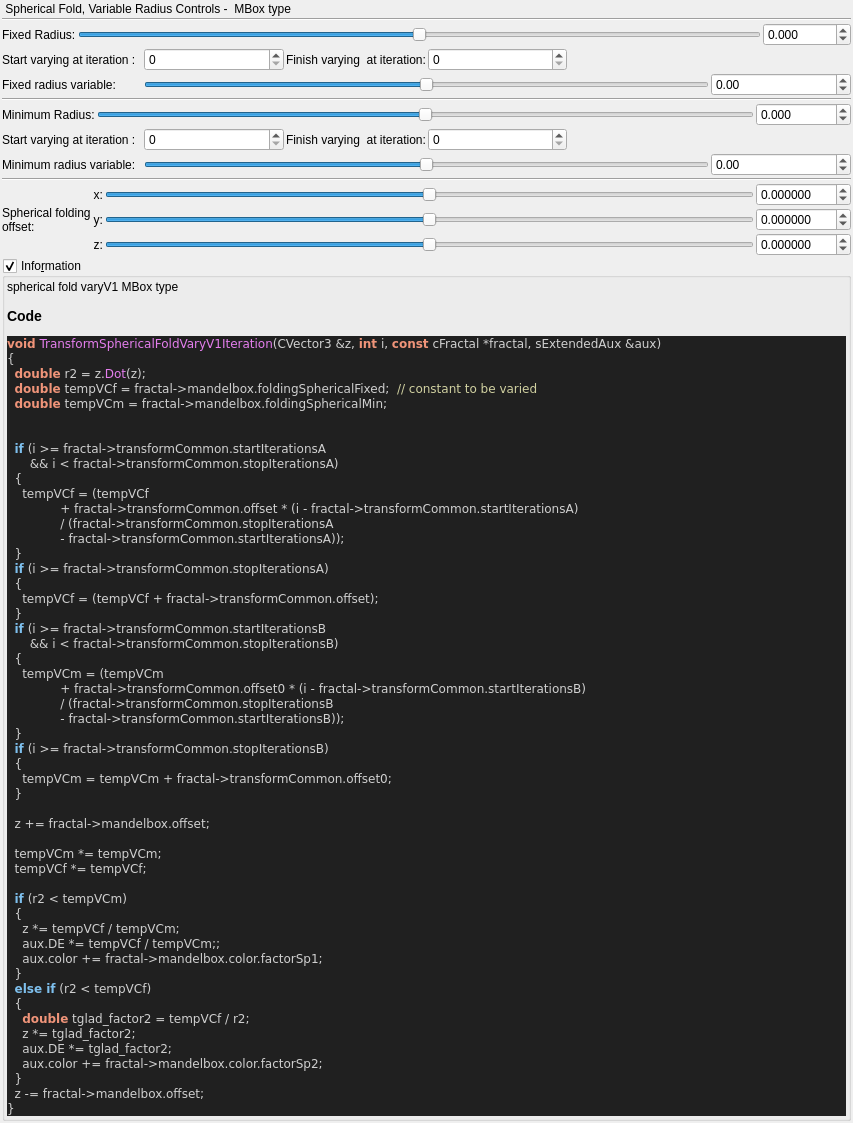
Before: the Qt Designer form mandelbulber2/qt_data/fractal_transf_spherical_fold_varyV1.ui in buddhi1980/mandelbulber2, drawn with Qt 5.
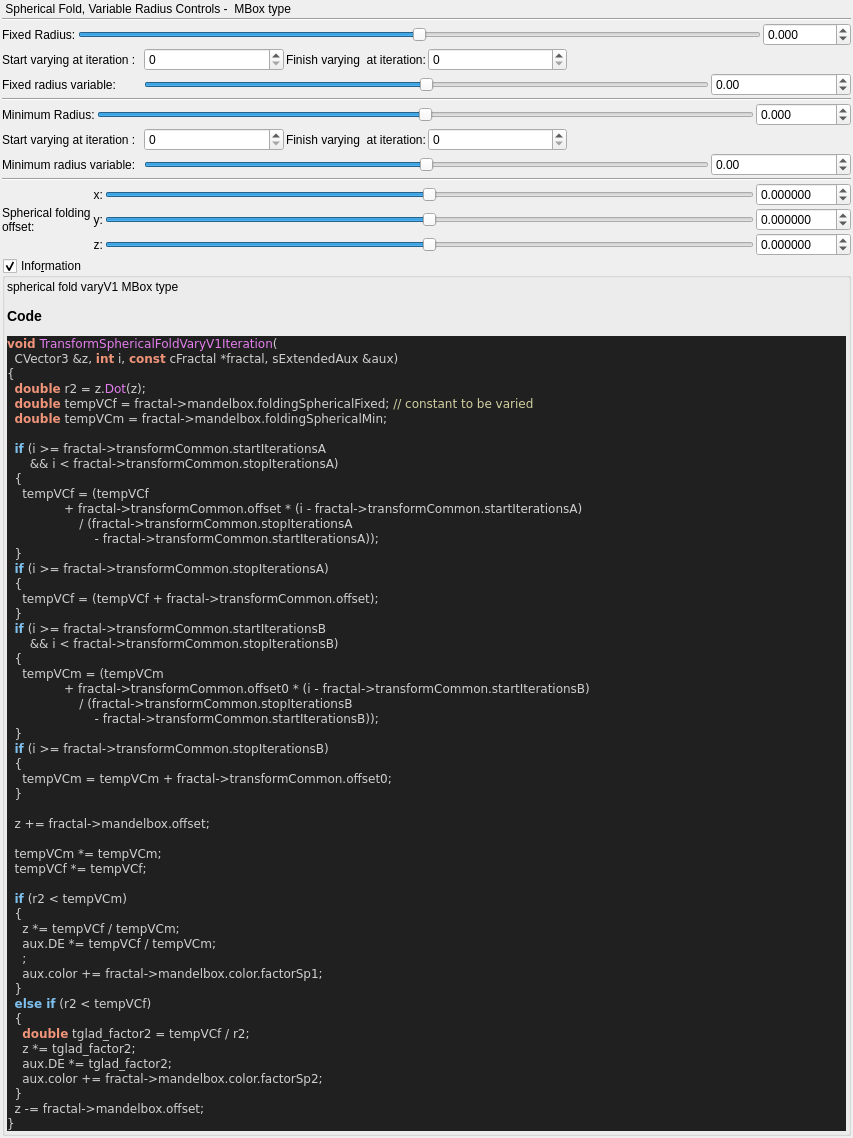
After: the same form once the commit is applied. Custom widgets are drawn as their Qt base class.

Commit message:
source code format for fractal_formulas.cpp
- now complete code base is refactored!
- also regenerated ui files with populateUiInformation.php
- codeStyleCheck.php is now fully functional and can be used auto
refactor the code base (may be a little slow)

Patch:
```diff
--- a/mandelbulber2/qt_data/fractal_transf_spherical_fold_varyV1.ui
+++ b/mandelbulber2/qt_data/fractal_transf_spherical_fold_varyV1.ui
@@ -672,20 +672,20 @@
 &lt;/table&gt;
 &lt;h3&gt;Code&lt;/h3&gt;
 &lt;body style=&quot;background-color:#202020&quot;&gt;
-&lt;pre style=&quot;color:#d0d0d0; background-color:#202020;  font-family:'Courier New',monospace;&quot;&gt;&lt;span style=&quot;color:#f09479; font-weight:bold&quot;&gt;void&lt;/span&gt; &lt;span style=&quot;color:#e47eed&quot;&gt;TransformSphericalFoldVaryV1Iteration&lt;/span&gt;&lt;span style=&quot;color:#d0d0d0&quot;&gt;(&lt;/span&gt;CVector3 &lt;span style=&quot;color:#d0d0d0&quot;&gt;&amp;amp;&lt;/span&gt;z&lt;span style=&quot;color:#d0d0d0&quot;&gt;,&lt;/span&gt; &lt;span style=&quot;color:#f09479; font-weight:bold&quot;&gt;int&lt;/span&gt; i&lt;span style=&quot;color:#d0d0d0&quot;&gt;,&lt;/span&gt; &lt;span style=&quot;color:#f09479; font-weight:bold&quot;&gt;const&lt;/span&gt; cFractal &lt;span style=&quot;color:#d0d0d0&quot;&gt;*&lt;/span&gt;fractal&lt;span style=&quot;color:#d0d0d0&quot;&gt;,&lt;/span&gt; sExtendedAux &lt;span style=&quot;color:#d0d0d0&quot;&gt;&amp;amp;&lt;/span&gt;aux&lt;span style=&quot;color:#d0d0d0&quot;&gt;)&lt;/span&gt;
+&lt;pre style=&quot;color:#d0d0d0; background-color:#202020;  font-family:'Courier New',monospace;&quot;&gt;&lt;span style=&quot;color:#f09479; font-weight:bold&quot;&gt;void&lt;/span&gt; &lt;span style=&quot;color:#e47eed&quot;&gt;TransformSphericalFoldVaryV1Iteration&lt;/span&gt;&lt;span style=&quot;color:#d0d0d0&quot;&gt;(&lt;/span&gt;
+  CVector3 &lt;span style=&quot;color:#d0d0d0&quot;&gt;&amp;amp;&lt;/span&gt;z&lt;span style=&quot;color:#d0d0d0&quot;&gt;,&lt;/span&gt; &lt;span style=&quot;color:#f09479; font-weight:bold&quot;&gt;int&lt;/span&gt; i&lt;span style=&quot;color:#d0d0d0&quot;&gt;,&lt;/span&gt; &lt;span style=&quot;color:#f09479; font-weight:bold&quot;&gt;const&lt;/span&gt; cFractal &lt;span style=&quot;color:#d0d0d0&quot;&gt;*&lt;/span&gt;fractal&lt;span style=&quot;color:#d0d0d0&quot;&gt;,&lt;/span&gt; sExtendedAux &lt;span style=&quot;color:#d0d0d0&quot;&gt;&amp;amp;&lt;/span&gt;aux&lt;span style=&quot;color:#d0d0d0&quot;&gt;)&lt;/span&gt;
 &lt;span style=&quot;color:#d0d0d0&quot;&gt;{&lt;/span&gt;
   &lt;span style=&quot;color:#f09479; font-weight:bold&quot;&gt;double&lt;/span&gt; r2 &lt;span style=&quot;color:#d0d0d0&quot;&gt;=&lt;/span&gt; z&lt;span style=&quot;color:#d0d0d0&quot;&gt;.&lt;/span&gt;&lt;span style=&quot;color:#e47eed&quot;&gt;Dot&lt;/span&gt;&lt;span style=&quot;color:#d0d0d0&quot;&gt;(&lt;/span&gt;z&lt;span style=&quot;color:#d0d0d0&quot;&gt;);&lt;/span&gt;
-  &lt;span style=&quot;color:#f09479; font-weight:bold&quot;&gt;double&lt;/span&gt; tempVCf &lt;span style=&quot;color:#d0d0d0&quot;&gt;=&lt;/span&gt; fractal&lt;span style=&quot;color:#d0d0d0&quot;&gt;-&amp;gt;&lt;/span&gt;mandelbox&lt;span style=&quot;color:#d0d0d0&quot;&gt;.&lt;/span&gt;foldingSphericalFixed&lt;span style=&quot;color:#d0d0d0&quot;&gt;;&lt;/span&gt;  &lt;span style=&quot;color:#d0d0a0&quot;&gt;// constant to be varied&lt;/span&gt;
+  &lt;span style=&quot;color:#f09479; font-weight:bold&quot;&gt;double&lt;/span&gt; tempVCf &lt;span style=&quot;color:#d0d0d0&quot;&gt;=&lt;/span&gt; fractal&lt;span style=&quot;color:#d0d0d0&quot;&gt;-&amp;gt;&lt;/span&gt;mandelbox&lt;span style=&quot;color:#d0d0d0&quot;&gt;.&lt;/span&gt;foldingSphericalFixed&lt;span style=&quot;color:#d0d0d0&quot;&gt;;&lt;/span&gt; &lt;span style=&quot;color:#d0d0a0&quot;&gt;// constant to be varied&lt;/span&gt;
   &lt;span style=&quot;color:#f09479; font-weight:bold&quot;&gt;double&lt;/span&gt; tempVCm &lt;span style=&quot;color:#d0d0d0&quot;&gt;=&lt;/span&gt; fractal&lt;span style=&quot;color:#d0d0d0&quot;&gt;-&amp;gt;&lt;/span&gt;mandelbox&lt;span style=&quot;color:#d0d0d0&quot;&gt;.&lt;/span&gt;foldingSphericalMin&lt;span style=&quot;color:#d0d0d0&quot;&gt;;&lt;/span&gt;
 
-
   &lt;span style=&quot;color:#7ec0ee; font-weight:bold&quot;&gt;if&lt;/span&gt; &lt;span style=&quot;color:#d0d0d0&quot;&gt;(&lt;/span&gt;i &lt;span style=&quot;color:#d0d0d0&quot;&gt;&amp;gt;=&lt;/span&gt; fractal&lt;span style=&quot;color:#d0d0d0&quot;&gt;-&amp;gt;&lt;/span&gt;transformCommon&lt;span style=&quot;color:#d0d0d0&quot;&gt;.&lt;/span&gt;startIterationsA
       &lt;span style=&quot;color:#d0d0d0&quot;&gt;&amp;amp;&amp;amp;&lt;/span&gt; i &lt;span style=&quot;color:#d0d0d0&quot;&gt;&amp;lt;&lt;/span&gt; fractal&lt;span style=&quot;color:#d0d0d0&quot;&gt;-&amp;gt;&lt;/span&gt;transformCommon&lt;span style=&quot;color:#d0d0d0&quot;&gt;.&lt;/span&gt;stopIterationsA&lt;span style=&quot;color:#d0d0d0&quot;&gt;)&lt;/span&gt;
   &lt;span style=&quot;color:#d0d0d0&quot;&gt;{&lt;/span&gt;
     tempVCf &lt;span style=&quot;color:#d0d0d0&quot;&gt;= (&lt;/span&gt;tempVCf
-              &lt;span style=&quot;color:#d0d0d0&quot;&gt;+&lt;/span&gt; fractal&lt;span style=&quot;color:#d0d0d0&quot;&gt;-&amp;gt;&lt;/span&gt;transformCommon&lt;span style=&quot;color:#d0d0d0&quot;&gt;.&lt;/span&gt;offset &lt;span style=&quot;color:#d0d0d0&quot;&gt;* (&lt;/span&gt;i &lt;span style=&quot;color:#d0d0d0&quot;&gt;-&lt;/span&gt; fractal&lt;span style=&quot;color:#d0d0d0&quot;&gt;-&amp;gt;&lt;/span&gt;transformCommon&lt;span style=&quot;color:#d0d0d0&quot;&gt;.&lt;/span&gt;startIterationsA&lt;span style=&quot;color:#d0d0d0&quot;&gt;)&lt;/span&gt;
-              &lt;span style=&quot;color:#d0d0d0&quot;&gt;/ (&lt;/span&gt;fractal&lt;span style=&quot;color:#d0d0d0&quot;&gt;-&amp;gt;&lt;/span&gt;transformCommon&lt;span style=&quot;color:#d0d0d0&quot;&gt;.&lt;/span&gt;stopIterationsA
-              &lt;span style=&quot;color:#d0d0d0&quot;&gt;-&lt;/span&gt; fractal&lt;span style=&quot;color:#d0d0d0&quot;&gt;-&amp;gt;&lt;/span&gt;transformCommon&lt;span style=&quot;color:#d0d0d0&quot;&gt;.&lt;/span&gt;startIterationsA&lt;span style=&quot;color:#d0d0d0&quot;&gt;));&lt;/span&gt;
+               &lt;span style=&quot;color:#d0d0d0&quot;&gt;+&lt;/span&gt; fractal&lt;span style=&quot;color:#d0d0d0&quot;&gt;-&amp;gt;&lt;/span&gt;transformCommon&lt;span style=&quot;color:#d0d0d0&quot;&gt;.&lt;/span&gt;offset &lt;span style=&quot;color:#d0d0d0&quot;&gt;* (&lt;/span&gt;i &lt;span style=&quot;color:#d0d0d0&quot;&gt;-&lt;/span&gt; fractal&lt;span style=&quot;color:#d0d0d0&quot;&gt;-&amp;gt;&lt;/span&gt;transformCommon&lt;span style=&quot;color:#d0d0d0&quot;&gt;.&lt;/span&gt;startIterationsA&lt;span style=&quot;color:#d0d0d0&quot;&gt;)&lt;/span&gt;
+                   &lt;span style=&quot;color:#d0d0d0&quot;&gt;/ (&lt;/span&gt;fractal&lt;span style=&quot;color:#d0d0d0&quot;&gt;-&amp;gt;&lt;/span&gt;transformCommon&lt;span style=&quot;color:#d0d0d0&quot;&gt;.&lt;/span&gt;stopIterationsA
+                       &lt;span style=&quot;color:#d0d0d0&quot;&gt;-&lt;/span&gt; fractal&lt;span style=&quot;color:#d0d0d0&quot;&gt;-&amp;gt;&lt;/span&gt;transformCommon&lt;span style=&quot;color:#d0d0d0&quot;&gt;.&lt;/span&gt;startIterationsA&lt;span style=&quot;color:#d0d0d0&quot;&gt;));&lt;/span&gt;
   &lt;span style=&quot;color:#d0d0d0&quot;&gt;}&lt;/span&gt;
   &lt;span style=&quot;color:#7ec0ee; font-weight:bold&quot;&gt;if&lt;/span&gt; &lt;span style=&quot;color:#d0d0d0&quot;&gt;(&lt;/span&gt;i &lt;span style=&quot;color:#d0d0d0&quot;&gt;&amp;gt;=&lt;/span&gt; fractal&lt;span style=&quot;color:#d0d0d0&quot;&gt;-&amp;gt;&lt;/span&gt;transformCommon&lt;span style=&quot;color:#d0d0d0&quot;&gt;.&lt;/span&gt;stopIterationsA&lt;span style=&quot;color:#d0d0d0&quot;&gt;)&lt;/span&gt;
   &lt;span style=&quot;color:#d0d0d0&quot;&gt;{&lt;/span&gt;
@@ -695,9 +695,9 @@
       &lt;span style=&quot;color:#d0d0d0&quot;&gt;&amp;amp;&amp;amp;&lt;/span&gt; i &lt;span style=&quot;color:#d0d0d0&quot;&gt;&amp;lt;&lt;/span&gt; fractal&lt;span style=&quot;color:#d0d0d0&quot;&gt;-&amp;gt;&lt;/span&gt;transformCommon&lt;span style=&quot;color:#d0d0d0&quot;&gt;.&lt;/span&gt;stopIterationsB&lt;span style=&quot;color:#d0d0d0&quot;&gt;)&lt;/span&gt;
   &lt;span style=&quot;color:#d0d0d0&quot;&gt;{&lt;/span&gt;
     tempVCm &lt;span style=&quot;color:#d0d0d0&quot;&gt;= (&lt;/span&gt;tempVCm
-              &lt;span style=&quot;color:#d0d0d0&quot;&gt;+&lt;/span&gt; fractal&lt;span style=&quot;color:#d0d0d0&quot;&gt;-&amp;gt;&lt;/span&gt;transformCommon&lt;span style=&quot;color:#d0d0d0&quot;&gt;.&lt;/span&gt;offset0 &lt;span style=&quot;color:#d0d0d0&quot;&gt;* (&lt;/span&gt;i &lt;span style=&quot;color:#d0d0d0&quot;&gt;-&lt;/span&gt; fractal&lt;span style=&quot;color:#d0d0d0&quot;&gt;-&amp;gt;&lt;/span&gt;transformCommon&lt;span style=&quot;color:#d0d0d0&quot;&gt;.&lt;/span&gt;startIterationsB&lt;span style=&quot;color:#d0d0d0&quot;&gt;)&lt;/span&gt;
-              &lt;span style=&quot;color:#d0d0d0&quot;&gt;/ (&lt;/span&gt;fractal&lt;span style=&quot;color:#d0d0d0&quot;&gt;-&amp;gt;&lt;/span&gt;transformCommon&lt;span style=&quot;color:#d0d0d0&quot;&gt;.&lt;/span&gt;stopIterationsB
-              &lt;span style=&quot;color:#d0d0d0&quot;&gt;-&lt;/span&gt; fractal&lt;span style=&quot;color:#d0d0d0&quot;&gt;-&amp;gt;&lt;/span&gt;transformCommon&lt;span style=&quot;color:#d0d0d0&quot;&gt;.&lt;/span&gt;startIterationsB&lt;span style=&quot;color:#d0d0d0&quot;&gt;));&lt;/span&gt;
+               &lt;span style=&quot;color:#d0d0d0&quot;&gt;+&lt;/span&gt; fractal&lt;span style=&quot;color:#d0d0d0&quot;&gt;-&amp;gt;&lt;/span&gt;transformCommon&lt;span style=&quot;color:#d0d0d0&quot;&gt;.&lt;/span&gt;offset0 &lt;span style=&quot;color:#d0d0d0&quot;&gt;* (&lt;/span&gt;i &lt;span style=&quot;color:#d0d0d0&quot;&gt;-&lt;/span&gt; fractal&lt;span style=&quot;color:#d0d0d0&quot;&gt;-&amp;gt;&lt;/span&gt;transformCommon&lt;span style=&quot;color:#d0d0d0&quot;&gt;.&lt;/span&gt;startIterationsB&lt;span style=&quot;color:#d0d0d0&quot;&gt;)&lt;/span&gt;
+                   &lt;span style=&quot;color:#d0d0d0&quot;&gt;/ (&lt;/span&gt;fractal&lt;span style=&quot;color:#d0d0d0&quot;&gt;-&amp;gt;&lt;/span&gt;transformCommon&lt;span style=&quot;color:#d0d0d0&quot;&gt;.&lt;/span&gt;stopIterationsB
+                       &lt;span style=&quot;color:#d0d0d0&quot;&gt;-&lt;/span&gt; fractal&lt;span style=&quot;color:#d0d0d0&quot;&gt;-&amp;gt;&lt;/span&gt;transformCommon&lt;span style=&quot;color:#d0d0d0&quot;&gt;.&lt;/span&gt;startIterationsB&lt;span style=&quot;color:#d0d0d0&quot;&gt;));&lt;/span&gt;
   &lt;span style=&quot;color:#d0d0d0&quot;&gt;}&lt;/span&gt;
   &lt;span style=&quot;color:#7ec0ee; font-weight:bold&quot;&gt;if&lt;/span&gt; &lt;span style=&quot;color:#d0d0d0&quot;&gt;(&lt;/span&gt;i &lt;span style=&quot;color:#d0d0d0&quot;&gt;&amp;gt;=&lt;/span&gt; fractal&lt;span style=&quot;color:#d0d0d0&quot;&gt;-&amp;gt;&lt;/span&gt;transformCommon&lt;span style=&quot;color:#d0d0d0&quot;&gt;.&lt;/span&gt;stopIterationsB&lt;span style=&quot;color:#d0d0d0&quot;&gt;)&lt;/span&gt;
   &lt;span style=&quot;color:#d0d0d0&quot;&gt;{&lt;/span&gt;
@@ -712,7 +712,8 @@
   &lt;span style=&quot;color:#7ec0ee; font-weight:bold&quot;&gt;if&lt;/span&gt; &lt;span style=&quot;color:#d0d0d0&quot;&gt;(&lt;/span&gt;r2 &lt;span style=&quot;color:#d0d0d0&quot;&gt;&amp;lt;&lt;/span&gt; tempVCm&lt;span style=&quot;color:#d0d0d0&quot;&gt;)&lt;/span&gt;
   &lt;span style=&quot;color:#d0d0d0&quot;&gt;{&lt;/span&gt;
     z &lt;span style=&quot;color:#d0d0d0&quot;&gt;*=&lt;/span&gt; tempVCf &lt;span style=&quot;color:#d0d0d0&quot;&gt;/&lt;/span&gt; tempVCm&lt;span style=&quot;color:#d0d0d0&quot;&gt;;&lt;/span&gt;
-    aux&lt;span style=&quot;color:#d0d0d0&quot;&gt;.&lt;/span&gt;DE &lt;span style=&quot;color:#d0d0d0&quot;&gt;*=&lt;/span&gt; tempVCf &lt;span style=&quot;color:#d0d0d0&quot;&gt;/&lt;/span&gt; tempVCm&lt;span style=&quot;color:#d0d0d0&quot;&gt;;;&lt;/span&gt;
+    aux&lt;span style=&quot;color:#d0d0d0&quot;&gt;.&lt;/span&gt;DE &lt;span style=&quot;color:#d0d0d0&quot;&gt;*=&lt;/span&gt; tempVCf &lt;span style=&quot;color:#d0d0d0&quot;&gt;/&lt;/span&gt; tempVCm&lt;span style=&quot;color:#d0d0d0&quot;&gt;;&lt;/span&gt;
+    &lt;span style=&quot;color:#d0d0d0&quot;&gt;;&lt;/span&gt;
     aux&lt;span style=&quot;color:#d0d0d0&quot;&gt;.&lt;/span&gt;color &lt;span style=&quot;color:#d0d0d0&quot;&gt;+=&lt;/span&gt; fractal&lt;span style=&quot;color:#d0d0d0&quot;&gt;-&amp;gt;&lt;/span&gt;mandelbox&lt;span style=&quot;color:#d0d0d0&quot;&gt;.&lt;/span&gt;color&lt;span style=&quot;color:#d0d0d0&quot;&gt;.&lt;/span&gt;factorSp1&lt;span style=&quot;color:#d0d0d0&quot;&gt;;&lt;/span&gt;
   &lt;span style=&quot;color:#d0d0d0&quot;&gt;}&lt;/span&gt;
   &lt;span style=&quot;color:#7ec0ee; font-weight:bold&quot;&gt;else if&lt;/span&gt; &lt;span style=&quot;color:#d0d0d0&quot;&gt;(&lt;/span&gt;r2 &lt;span style=&quot;color:#d0d0d0&quot;&gt;&amp;lt;&lt;/span&gt; tempVCf&lt;span style=&quot;color:#d0d0d0&quot;&gt;)&lt;/span&gt;
```
The commit also changes 101 other files.
